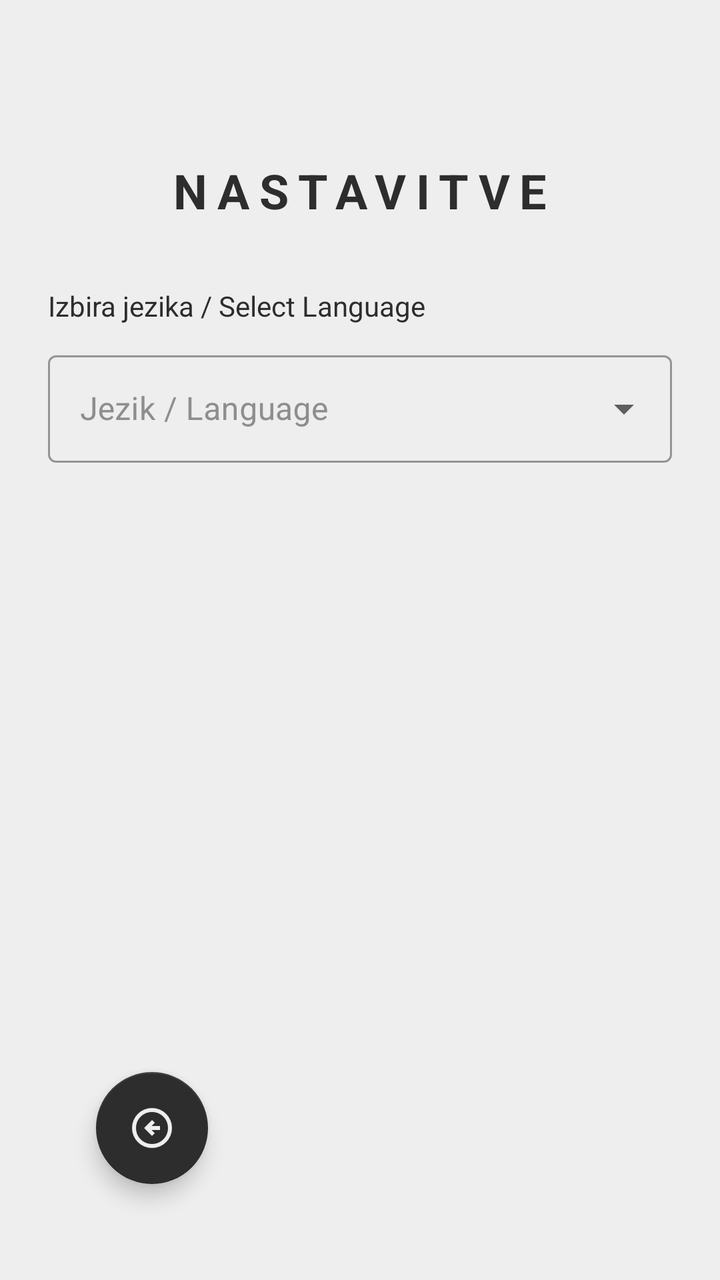
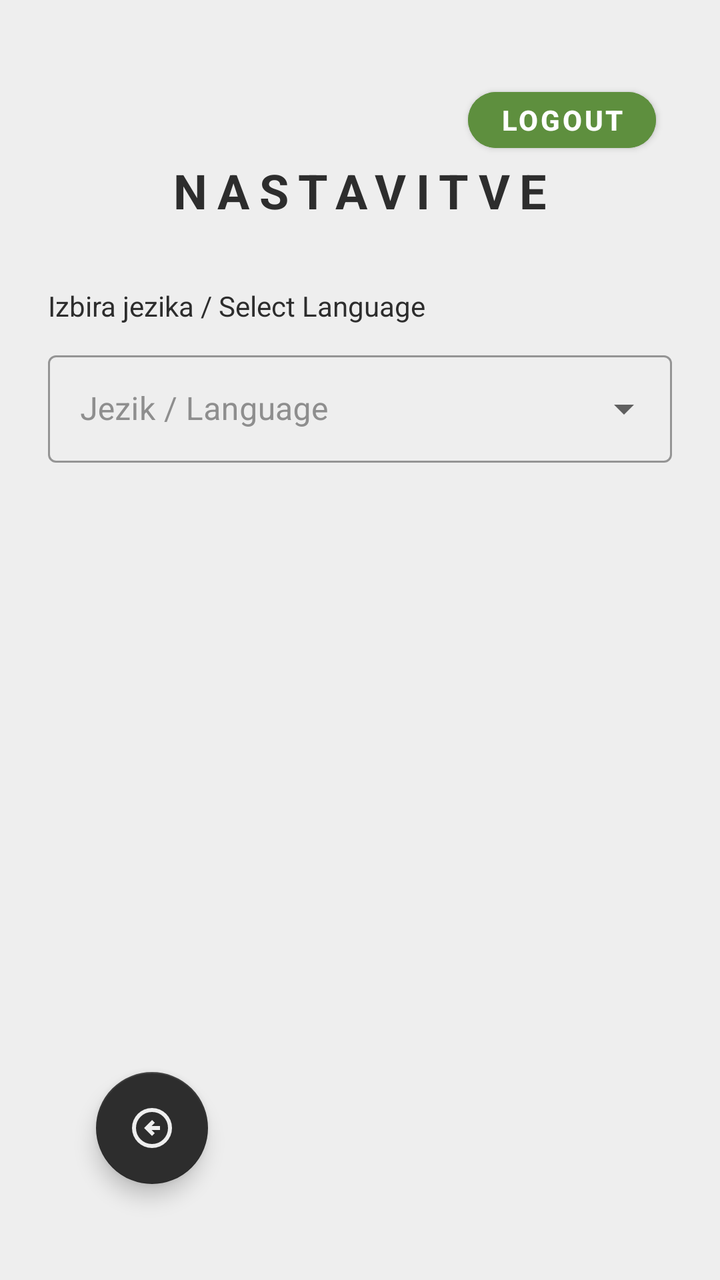

Two renders of the same Android screen: before a commit and after it. Below are the layout's source before the change and the commit's diff.
<!-- AndroidManifest.xml: application theme Theme.PametniPaketnik -->
<!-- res/layout/activity_settings.xml -->
<?xml version="1.0" encoding="utf-8"?>
<androidx.constraintlayout.widget.ConstraintLayout xmlns:android="http://schemas.android.com/apk/res/android"
    xmlns:app="http://schemas.android.com/apk/res-auto"
    android:layout_width="match_parent"
    android:layout_height="match_parent"
    android:background="@color/home_page_background"
    android:padding="24dp">

    <TextView
        android:id="@+id/settingsTitle"
        android:layout_width="wrap_content"
        android:layout_height="wrap_content"
        android:text="@string/settings_title"
        android:textSize="24sp"
        android:letterSpacing="0.2"
        android:textStyle="bold"
        android:textColor="@color/history_text_primary"
        android:layout_marginTop="55dp"
        android:layout_marginStart="24dp"
        android:layout_marginEnd="24dp"
        app:layout_constraintTop_toTopOf="parent"
        app:layout_constraintStart_toStartOf="parent"
        app:layout_constraintEnd_toEndOf="parent"/>

    <TextView
        android:id="@+id/languageLabel"
        android:layout_width="wrap_content"
        android:layout_height="wrap_content"
        android:text="@string/select_language_text"
        android:layout_marginTop="32dp"
        android:textColor="@color/history_text_primary"
        app:layout_constraintTop_toBottomOf="@id/settingsTitle"
        app:layout_constraintStart_toStartOf="parent" />

    <com.google.android.material.textfield.TextInputLayout
        android:id="@+id/languageDropdownMenu"
        style="@style/Widget.MaterialComponents.TextInputLayout.OutlinedBox.ExposedDropdownMenu"
        android:layout_width="match_parent"
        android:layout_height="wrap_content"
        android:textColorHint="@color/history_text_secondary"
        android:layout_marginTop="10dp"
        android:hint="@string/language_hint"
        app:layout_constraintTop_toBottomOf="@id/languageLabel">

        <AutoCompleteTextView
            android:id="@+id/autoCompleteLanguage"
            android:layout_width="match_parent"
            android:layout_height="wrap_content"
            android:inputType="none"
            android:padding="16dp" />

    </com.google.android.material.textfield.TextInputLayout>

    <com.google.android.material.floatingactionbutton.FloatingActionButton
        android:id="@+id/btnBack"
        android:layout_width="wrap_content"
        android:layout_height="wrap_content"
        android:layout_marginStart="24dp"
        android:layout_marginBottom="24dp"
        android:src="@drawable/ic_back_black"
        app:tint="@color/home_page_background"
        app:backgroundTint="@color/history_text_primary"
        app:layout_constraintBottom_toBottomOf="parent"
        app:layout_constraintStart_toStartOf="parent"
        app:fabSize="normal" />
</androidx.constraintlayout.widget.ConstraintLayout>
<!-- resources referenced by this layout -->
<resources>
  <color name="history_text_primary">#2D2D2D</color>
  <color name="history_text_secondary">#8E8E8E</color>
  <color name="home_page_background">#EEEEEE</color>
  <!-- drawable ic_back_black (drawable) -->
  <vector xmlns:android="http://schemas.android.com/apk/res/android" android:autoMirrored="true" android:height="24dp" android:tint="#000000" android:viewportHeight="960" android:viewportWidth="960" android:width="24dp">
        
      <path android:fillColor="@android:color/white" android:pathData="M480,640L536,584L472,520L640,520L640,440L472,440L536,376L480,320L320,480L480,640ZM480,880Q397,880 324,848.5Q251,817 197,763Q143,709 111.5,636Q80,563 80,480Q80,397 111.5,324Q143,251 197,197Q251,143 324,111.5Q397,80 480,80Q563,80 636,111.5Q709,143 763,197Q817,251 848.5,324Q880,397 880,480Q880,563 848.5,636Q817,709 763,763Q709,817 636,848.5Q563,880 480,880ZM480,800Q614,800 707,707Q800,614 800,480Q800,346 707,253Q614,160 480,160Q346,160 253,253Q160,346 160,480Q160,614 253,707Q346,800 480,800ZM480,480Q480,480 480,480Q480,480 480,480Q480,480 480,480Q480,480 480,480Q480,480 480,480Q480,480 480,480Q480,480 480,480Q480,480 480,480Z"/>
      
  </vector>
  <string name="language_hint">Jezik / Language</string>
  <string name="select_language_text">Izbira jezika / Select Language</string>
  <string name="settings_title">NASTAVITVE</string>
  <style name="Theme.PametniPaketnik" parent="Base.Theme.PametniPaketnik" />
  <style name="Base.Theme.PametniPaketnik" parent="Theme.MaterialComponents.Light.NoActionBar">
          <item name="colorPrimary">@color/history_text_primary</item>
          <item name="android:statusBarColor">@color/background</item>
          <item name="android:windowLightStatusBar">true</item> </style>
  <color name="background">#EFE5DA</color>
</resources>

<!-- the commit's change to res/layout/activity_settings.xml (unified diff, before → after) -->
@@ -21,6 +21,23 @@
         app:layout_constraintTop_toTopOf="parent"
         app:layout_constraintStart_toStartOf="parent"
         app:layout_constraintEnd_toEndOf="parent"/>
+
+    <Button
+        android:id="@+id/btnLogout"
+        android:layout_width="wrap_content"
+        android:layout_height="40dp"
+        android:text="Logout"
+        android:textStyle="bold"
+        android:textAllCaps="true"
+        android:backgroundTint="@color/history_accept_strong"
+        android:textColor="@android:color/white"
+        android:paddingStart="16dp"
+        android:paddingEnd="16dp"
+        android:layout_marginTop="16dp"
+        android:layout_marginEnd="8dp"
+        app:cornerRadius="20dp"
+        app:layout_constraintTop_toTopOf="parent"
+        app:layout_constraintEnd_toEndOf="parent" />
 
     <TextView
         android:id="@+id/languageLabel"
<!-- resource entries referenced after the edit -->
@@ -1,5 +1,6 @@
 <!-- resources referenced by this layout -->
 <resources>
+  <color name="history_accept_strong">#5E8F3E</color>
   <color name="history_text_primary">#2D2D2D</color>
   <color name="history_text_secondary">#8E8E8E</color>
   <color name="home_page_background">#EEEEEE</color>
